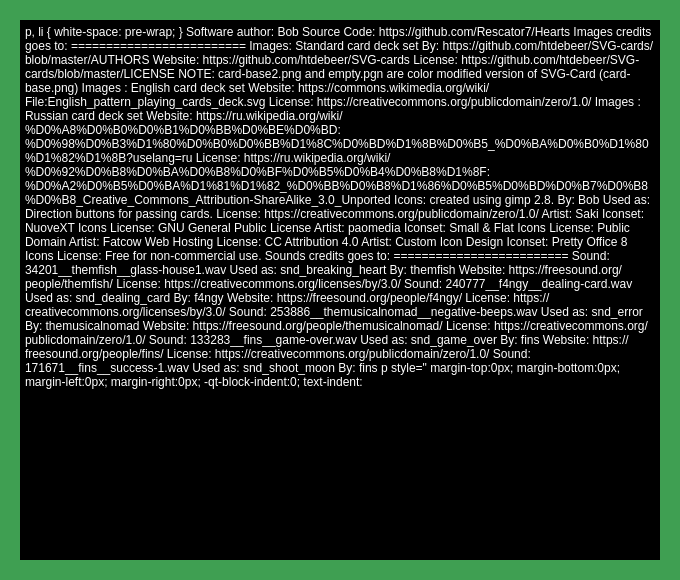
This is credits.ui in Rescator7/Hearts as Qt 5 draws it before an edit. The edited form follows.
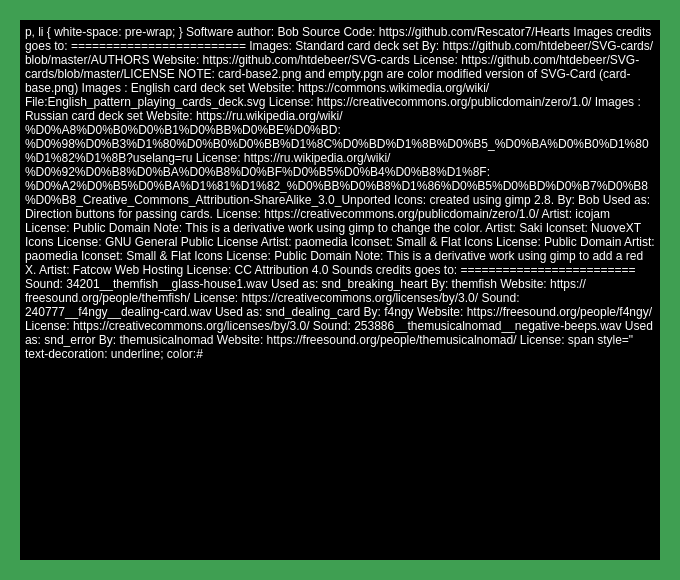
This is the edited form. Icons and pictures are not drawn.

```diff
--- a/credits.ui
+++ b/credits.ui
@@ -952,12 +952,18 @@
 &lt;p style=&quot;-qt-paragraph-type:empty; margin-top:0px; margin-bottom:0px; margin-left:0px; margin-right:0px; -qt-block-indent:0; text-indent:0px; text-decoration: underline; color:#5555ff;&quot;&gt;&lt;br /&gt;&lt;/p&gt;
 &lt;p style=&quot; margin-top:0px; margin-bottom:0px; margin-left:0px; margin-right:0px; -qt-block-indent:0; text-indent:0px;&quot;&gt;&lt;span style=&quot; text-decoration: underline;&quot;&gt;Icons:&lt;/span&gt;&lt;/p&gt;
 &lt;p style=&quot;-qt-paragraph-type:empty; margin-top:0px; margin-bottom:0px; margin-left:0px; margin-right:0px; -qt-block-indent:0; text-indent:0px;&quot;&gt;&lt;br /&gt;&lt;/p&gt;
-&lt;p style=&quot; margin-top:0px; margin-bottom:0px; margin-left:0px; margin-right:0px; -qt-block-indent:0; text-indent:0px;&quot;&gt;&lt;img src=&quot;:/icons/left-icon(80x80).png&quot; /&gt;&lt;img src=&quot;:/icons/right-icon(80x80).png&quot; /&gt;&lt;img src=&quot;:/icons/up-icon(80x80).png&quot; /&gt;&lt;img src=&quot;:/icons/no_pass-icon(80x80).png&quot; /&gt; created using gimp 2.8.&lt;/p&gt;
+&lt;p style=&quot; margin-top:0px; margin-bottom:0px; margin-left:0px; margin-right:0px; -qt-block-indent:0; text-indent:0px;&quot;&gt;&lt;img src=&quot;:/icons/left-icon.png&quot; /&gt;&lt;img src=&quot;:/icons/right-icon.png&quot; /&gt;&lt;img src=&quot;:/icons/up-icon.png&quot; /&gt;&lt;img src=&quot;:/icons/no_pass-icon.png&quot; /&gt; created using gimp 2.8.&lt;/p&gt;
 &lt;p style=&quot; margin-top:0px; margin-bottom:0px; margin-left:0px; margin-right:0px; -qt-block-indent:0; text-indent:0px;&quot;&gt;By: Bob &amp;lt;castillo7@hotmail.com&amp;gt;&lt;/p&gt;
 &lt;p style=&quot; margin-top:0px; margin-bottom:0px; margin-left:0px; margin-right:0px; -qt-block-indent:0; text-indent:0px;&quot;&gt;Used as: Direction buttons for passing cards.&lt;/p&gt;
 &lt;p style=&quot; margin-top:0px; margin-bottom:0px; margin-left:0px; margin-right:0px; -qt-block-indent:0; text-indent:0px;&quot;&gt;License: &lt;a href=&quot;https://creativecommons.org/publicdomain/zero/1.0/&quot;&gt;&lt;span style=&quot; text-decoration: underline; color:#5555ff;&quot;&gt;https://creativecommons.org/publicdomain/zero/1.0/&lt;/span&gt;&lt;/a&gt;&lt;/p&gt;
 &lt;p style=&quot;-qt-paragraph-type:empty; margin-top:0px; margin-bottom:0px; margin-left:0px; margin-right:0px; -qt-block-indent:0; text-indent:0px; text-decoration: underline; color:#0000ff;&quot;&gt;&lt;br /&gt;&lt;/p&gt;
 &lt;p style=&quot;-qt-paragraph-type:empty; margin-top:0px; margin-bottom:0px; margin-left:0px; margin-right:0px; -qt-block-indent:0; text-indent:0px;&quot;&gt;&lt;br /&gt;&lt;/p&gt;
+&lt;p style=&quot; margin-top:0px; margin-bottom:0px; margin-left:0px; margin-right:0px; -qt-block-indent:0; text-indent:0px;&quot;&gt;&lt;img src=&quot;:/icons/heart.png&quot; /&gt;&lt;/p&gt;
+&lt;p style=&quot; margin-top:0px; margin-bottom:0px; margin-left:0px; margin-right:0px; -qt-block-indent:0; text-indent:0px;&quot;&gt;&lt;span style=&quot; font-weight:600;&quot;&gt;Artist: &lt;/span&gt; &lt;a href=&quot;https://www.iconarchive.com/artist/icojam.html&quot;&gt;&lt;span style=&quot; text-decoration: underline; color:#5555ff;&quot;&gt;icojam&lt;/span&gt;&lt;/a&gt;&lt;/p&gt;
+&lt;p style=&quot; margin-top:0px; margin-bottom:0px; margin-left:0px; margin-right:0px; -qt-block-indent:0; text-indent:0px;&quot;&gt;&lt;span style=&quot; font-weight:600;&quot;&gt;License: &lt;/span&gt;&lt;a href=&quot;https://www.iconarchive.com/show/blue-bits-icons-by-icojam/love-heart-icon.html&quot;&gt;&lt;span style=&quot; text-decoration: underline; color:#5555ff;&quot;&gt;Public Domain&lt;/span&gt;&lt;/a&gt;&lt;/p&gt;
+&lt;p style=&quot; margin-top:0px; margin-bottom:0px; margin-left:0px; margin-right:0px; -qt-block-indent:0; text-indent:0px;&quot;&gt;&lt;span style=&quot; font-weight:600;&quot;&gt;Note: &lt;/span&gt;This is a&lt;span style=&quot; font-weight:600;&quot;&gt; &lt;/span&gt;derivative work using gimp to change the color.&lt;/p&gt;
+&lt;p style=&quot;-qt-paragraph-type:empty; margin-top:0px; margin-bottom:0px; margin-left:0px; margin-right:0px; -qt-block-indent:0; text-indent:0px;&quot;&gt;&lt;br /&gt;&lt;/p&gt;
+&lt;p style=&quot;-qt-paragraph-type:empty; margin-top:0px; margin-bottom:0px; margin-left:0px; margin-right:0px; -qt-block-indent:0; text-indent:0px;&quot;&gt;&lt;br /&gt;&lt;/p&gt;
 &lt;p style=&quot; margin-top:0px; margin-bottom:0px; margin-left:0px; margin-right:0px; -qt-block-indent:0; text-indent:0px;&quot;&gt;&lt;img src=&quot;:/icons/Actions-player-play-icon.png&quot; /&gt;&lt;/p&gt;
 &lt;p style=&quot;-qt-paragraph-type:empty; margin-top:0px; margin-bottom:0px; margin-left:0px; margin-right:0px; -qt-block-indent:0; text-indent:0px;&quot;&gt;&lt;br /&gt;&lt;/p&gt;
 &lt;p style=&quot; margin-top:0px; margin-bottom:0px; margin-left:0px; margin-right:0px; -qt-block-indent:0; text-indent:0px;&quot;&gt;&lt;span style=&quot; font-weight:600;&quot;&gt;Artist:&lt;/span&gt; &lt;a href=&quot;http://www.iconarchive.com/artist/saki.html&quot;&gt;&lt;span style=&quot; text-decoration: underline; color:#5555ff;&quot;&gt;Saki&lt;/span&gt;&lt;/a&gt;&lt;/p&gt;
@@ -970,6 +976,14 @@
 &lt;p style=&quot; margin-top:0px; margin-bottom:0px; margin-left:0px; margin-right:0px; -qt-block-indent:0; text-indent:0px;&quot;&gt;&lt;span style=&quot; font-weight:600;&quot;&gt;Artist:&lt;/span&gt; &lt;a href=&quot;http://www.iconarchive.com/artist/paomedia.html&quot;&gt;&lt;span style=&quot; text-decoration: underline; color:#5555ff;&quot;&gt;paomedia&lt;/span&gt;&lt;/a&gt;&lt;/p&gt;
 &lt;p style=&quot; margin-top:0px; margin-bottom:0px; margin-left:0px; margin-right:0px; -qt-block-indent:0; text-indent:0px;&quot;&gt;&lt;span style=&quot; font-weight:600;&quot;&gt;Iconset:&lt;/span&gt; &lt;a href=&quot;http://www.iconarchive.com/show/small-n-flat-icons-by-paomedia.html&quot;&gt;&lt;span style=&quot; text-decoration: underline; color:#5555ff;&quot;&gt;Small &amp;amp; Flat Icons&lt;/span&gt;&lt;/a&gt;&lt;/p&gt;
 &lt;p style=&quot; margin-top:0px; margin-bottom:0px; margin-left:0px; margin-right:0px; -qt-block-indent:0; text-indent:0px;&quot;&gt;&lt;span style=&quot; font-weight:600;&quot;&gt;License:&lt;/span&gt; &lt;a href=&quot;http://en.wikipedia.org/wiki/Public_domain&quot;&gt;&lt;span style=&quot; text-decoration: underline; color:#5555ff;&quot;&gt;Public Domain&lt;/span&gt;&lt;/a&gt;&lt;/p&gt;
+&lt;p style=&quot;-qt-paragraph-type:empty; margin-top:0px; margin-bottom:0px; margin-left:0px; margin-right:0px; -qt-block-indent:0; text-indent:0px; text-decoration: underline; color:#5555ff;&quot;&gt;&lt;br /&gt;&lt;/p&gt;
+&lt;p style=&quot;-qt-paragraph-type:empty; margin-top:0px; margin-bottom:0px; margin-left:0px; margin-right:0px; -qt-block-indent:0; text-indent:0px; text-decoration: underline; color:#5555ff;&quot;&gt;&lt;br /&gt;&lt;/p&gt;
+&lt;p style=&quot; margin-top:0px; margin-bottom:0px; margin-left:0px; margin-right:0px; -qt-block-indent:0; text-indent:0px;&quot;&gt;&lt;img src=&quot;:/icons/muted.png&quot; /&gt;&lt;/p&gt;
+&lt;p style=&quot;-qt-paragraph-type:empty; margin-top:0px; margin-bottom:0px; margin-left:0px; margin-right:0px; -qt-block-indent:0; text-indent:0px;&quot;&gt;&lt;br /&gt;&lt;/p&gt;
+&lt;p style=&quot; margin-top:0px; margin-bottom:0px; margin-left:0px; margin-right:0px; -qt-block-indent:0; text-indent:0px;&quot;&gt;&lt;span style=&quot; font-weight:600;&quot;&gt;Artist:&lt;/span&gt; &lt;a href=&quot;http://www.iconarchive.com/artist/paomedia.html&quot;&gt;&lt;span style=&quot; text-decoration: underline; color:#5555ff;&quot;&gt;paomedia&lt;/span&gt;&lt;/a&gt;&lt;/p&gt;
+&lt;p style=&quot; margin-top:0px; margin-bottom:0px; margin-left:0px; margin-right:0px; -qt-block-indent:0; text-indent:0px;&quot;&gt;&lt;span style=&quot; font-weight:600;&quot;&gt;Iconset:&lt;/span&gt; &lt;a href=&quot;http://www.iconarchive.com/show/small-n-flat-icons-by-paomedia.html&quot;&gt;&lt;span style=&quot; text-decoration: underline; color:#5555ff;&quot;&gt;Small &amp;amp; Flat Icons&lt;/span&gt;&lt;/a&gt;&lt;/p&gt;
+&lt;p style=&quot; margin-top:0px; margin-bottom:0px; margin-left:0px; margin-right:0px; -qt-block-indent:0; text-indent:0px;&quot;&gt;&lt;span style=&quot; font-weight:600;&quot;&gt;License:&lt;/span&gt; &lt;a href=&quot;http://en.wikipedia.org/wiki/Public_domain&quot;&gt;&lt;span style=&quot; text-decoration: underline; color:#5555ff;&quot;&gt;Public Domain&lt;/span&gt;&lt;/a&gt;&lt;/p&gt;
+&lt;p style=&quot; margin-top:0px; margin-bottom:0px; margin-left:0px; margin-right:0px; -qt-block-indent:0; text-indent:0px;&quot;&gt;&lt;span style=&quot; font-weight:600;&quot;&gt;Note: &lt;/span&gt;This is a&lt;span style=&quot; font-weight:600;&quot;&gt; &lt;/span&gt;derivative work using gimp to add a red X.&lt;/p&gt;
 &lt;p style=&quot;-qt-paragraph-type:empty; margin-top:0px; margin-bottom:0px; margin-left:0px; margin-right:0px; -qt-block-indent:0; text-indent:0px;&quot;&gt;&lt;br /&gt;&lt;/p&gt;
 &lt;p style=&quot;-qt-paragraph-type:empty; margin-top:0px; margin-bottom:0px; margin-left:0px; margin-right:0px; -qt-block-indent:0; text-indent:0px;&quot;&gt;&lt;br /&gt;&lt;/p&gt;
 &lt;p style=&quot; margin-top:0px; margin-bottom:0px; margin-left:0px; margin-right:0px; -qt-block-indent:0; text-indent:0px;&quot;&gt;&lt;img src=&quot;:/icons/table-icon.png&quot; /&gt;&lt;/p&gt;
@@ -977,11 +991,6 @@
 &lt;p style=&quot; margin-top:0px; margin-bottom:0px; margin-left:0px; margin-right:0px; -qt-block-indent:0; text-indent:0px;&quot;&gt;&lt;span style=&quot; font-weight:600;&quot;&gt;Artist:&lt;/span&gt; &lt;a href=&quot;http://www.iconarchive.com/artist/fatcow.html&quot;&gt;&lt;span style=&quot; text-decoration: underline; color:#5555ff;&quot;&gt;Fatcow Web Hosting&lt;/span&gt;&lt;/a&gt;&lt;/p&gt;
 &lt;p style=&quot; margin-top:0px; margin-bottom:0px; margin-left:0px; margin-right:0px; -qt-block-indent:0; text-indent:0px;&quot;&gt;&lt;span style=&quot; font-weight:600;&quot;&gt;License:&lt;/span&gt; &lt;a href=&quot;http://creativecommons.org/licenses/by/4.0/&quot;&gt;&lt;span style=&quot; text-decoration: underline; color:#5555ff;&quot;&gt;CC Attribution 4.0&lt;/span&gt;&lt;/a&gt;&lt;/p&gt;
 &lt;p style=&quot;-qt-paragraph-type:empty; margin-top:0px; margin-bottom:0px; margin-left:0px; margin-right:0px; -qt-block-indent:0; text-indent:0px;&quot;&gt;&lt;br /&gt;&lt;/p&gt;
-&lt;p style=&quot; margin-top:0px; margin-bottom:0px; margin-left:0px; margin-right:0px; -qt-block-indent:0; text-indent:0px;&quot;&gt;&lt;img src=&quot;:/icons/Comment-delete-icon.png&quot; /&gt;&lt;/p&gt;
-&lt;p style=&quot;-qt-paragraph-type:empty; margin-top:0px; margin-bottom:0px; margin-left:0px; margin-right:0px; -qt-block-indent:0; text-indent:0px;&quot;&gt;&lt;br /&gt;&lt;/p&gt;
-&lt;p style=&quot; margin-top:0px; margin-bottom:0px; margin-left:0px; margin-right:0px; -qt-block-indent:0; text-indent:0px;&quot;&gt;&lt;span style=&quot; font-weight:600;&quot;&gt;Artist:&lt;/span&gt; &lt;a href=&quot;http://www.iconarchive.com/artist/custom-icon-design.html&quot;&gt;&lt;span style=&quot; text-decoration: underline; color:#5555ff;&quot;&gt;Custom Icon Design&lt;/span&gt;&lt;/a&gt; &lt;/p&gt;
-&lt;p style=&quot; margin-top:0px; margin-bottom:0px; margin-left:0px; margin-right:0px; -qt-block-indent:0; text-indent:0px;&quot;&gt;&lt;span style=&quot; font-weight:600;&quot;&gt;Iconset:&lt;/span&gt; &lt;a href=&quot;http://www.iconarchive.com/show/pretty-office-8-icons-by-custom-icon-design.html&quot;&gt;&lt;span style=&quot; text-decoration: underline; color:#5555ff;&quot;&gt;Pretty Office 8 Icons&lt;/span&gt;&lt;/a&gt; &lt;/p&gt;
-&lt;p style=&quot; margin-top:0px; margin-bottom:0px; margin-left:0px; margin-right:0px; -qt-block-indent:0; text-indent:0px;&quot;&gt;&lt;span style=&quot; font-weight:600;&quot;&gt;License:&lt;/span&gt; Free for non-commercial use.&lt;/p&gt;
 &lt;p style=&quot;-qt-paragraph-type:empty; margin-top:0px; margin-bottom:0px; margin-left:0px; margin-right:0px; -qt-block-indent:0; text-indent:0px;&quot;&gt;&lt;br /&gt;&lt;/p&gt;
 &lt;p style=&quot;-qt-paragraph-type:empty; margin-top:0px; margin-bottom:0px; margin-left:0px; margin-right:0px; -qt-block-indent:0; text-indent:0px;&quot;&gt;&lt;br /&gt;&lt;/p&gt;
 &lt;p style=&quot; margin-top:0px; margin-bottom:0px; margin-left:0px; margin-right:0px; -qt-block-indent:0; text-indent:0px;&quot;&gt;&lt;span style=&quot; font-size:14pt; font-weight:600;&quot;&gt;Sounds credits goes to:&lt;/span&gt;&lt;/p&gt;
```
